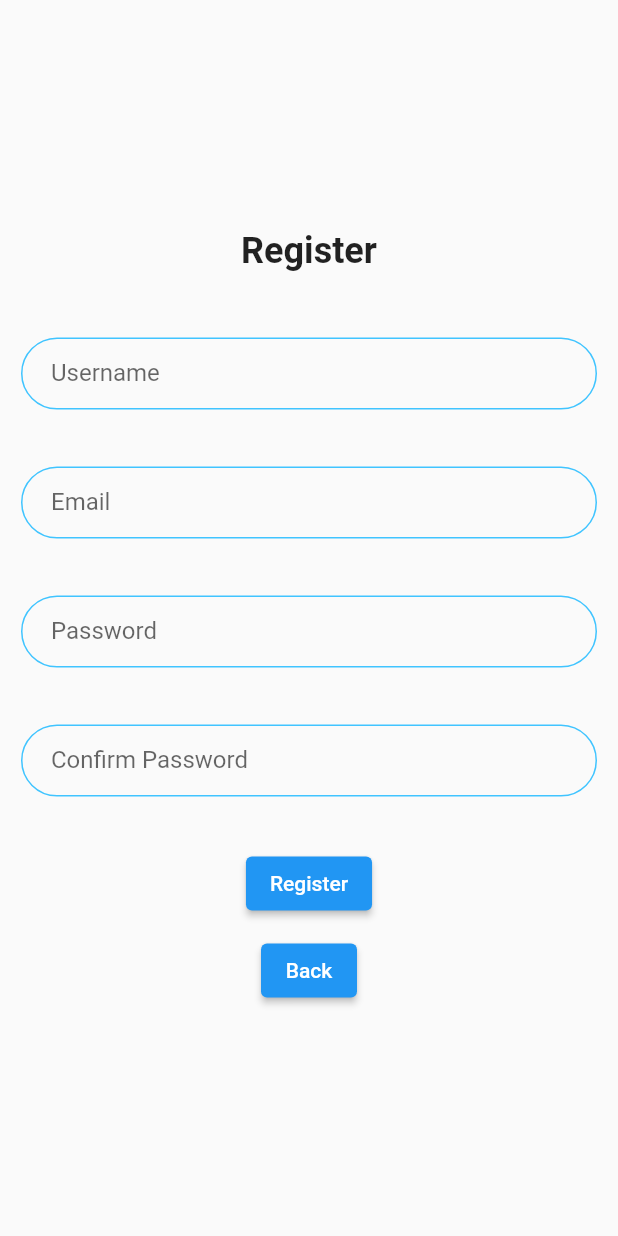
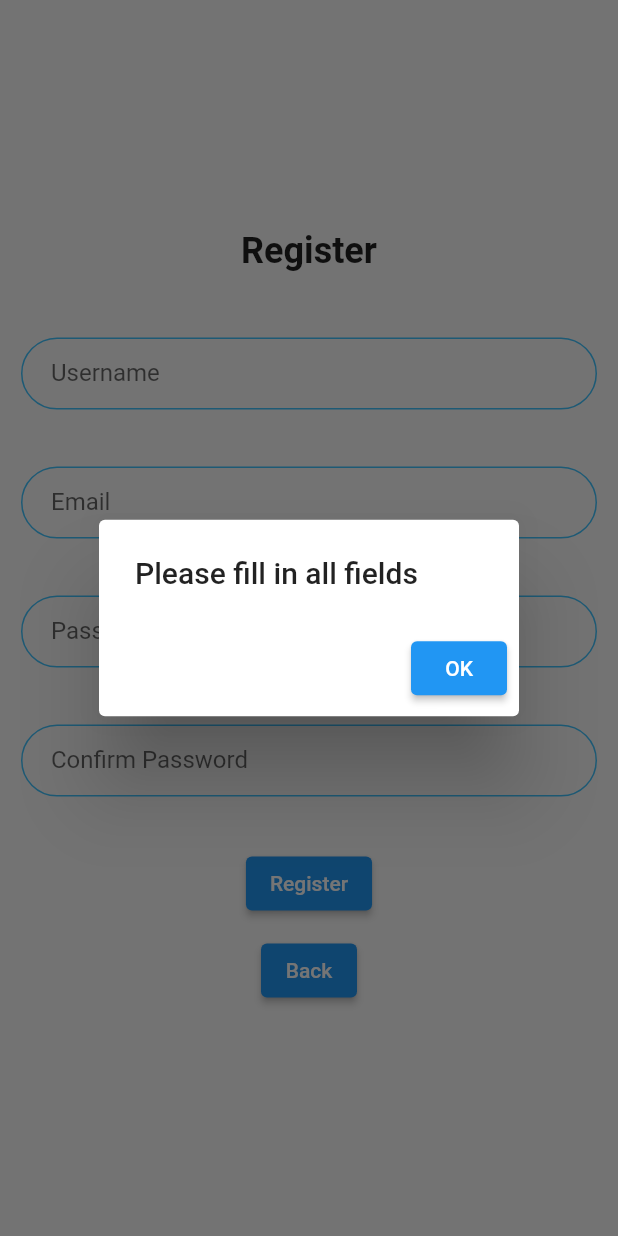
Before and after one commit to zyteo/lovely_money, a Flutter app: the RegisterScreen screen opened by its route, after a tap on "Register", on a phone screen of 412 x 824 dp. Run offline on Flutter 3.47's test engine with Material 2 defaults, Android fonts, the phone set to English and light mode, and no system bars; our stand-ins replace firebase_auth, firebase_core, flutter_dotenv; accounts and stored records are empty.

Commit message:
set up register scrceen, can now successfully register user

```diff
--- a/lib/constants.dart
+++ b/lib/constants.dart
@@ -15,6 +15,27 @@ InputDecoration kInputDecoration(String labelText) {
       borderSide: BorderSide(color: Colors.lightBlueAccent, width: 2.0),
       borderRadius: BorderRadius.all(Radius.circular(32.0)),
     ),
+  );
+}
+
+//for showdialogue. takes in 3 arguments, context and 2 string
+Future<void> showDialogue(
+    BuildContext context, String title, String buttonText) {
+  return showDialog(
+    context: context,
+    builder: (BuildContext context) {
+      return AlertDialog(
+        title: Text(title),
+        actions: <Widget>[
+          ElevatedButton(
+            child: Text(buttonText),
+            onPressed: () {
+              Navigator.of(context).pop();
+            },
+          ),
+        ],
+      );
+    },
   );
 }
 
--- a/lib/screens/login.dart
+++ b/lib/screens/login_screen.dart
@@ -1,7 +1,7 @@
 import 'package:flutter/material.dart';
 import 'package:lovely_money/constants.dart';
 import 'package:lovely_money/models/login.dart';
-import 'package:lovely_money/screens/register.dart';
+import 'package:lovely_money/screens/register_screen.dart';
 
 class LoginScreen extends StatefulWidget {
   static const String id = 'login_screen';
--- a/lib/screens/register.dart
+++ b/lib/screens/register_screen.dart
@@ -1,5 +1,7 @@
 import 'package:flutter/material.dart';
 import 'package:lovely_money/constants.dart';
+import 'package:firebase_auth/firebase_auth.dart';
+import 'package:firebase_core/firebase_core.dart';
 
 class RegisterScreen extends StatefulWidget {
   static const String id = 'register_screen';
@@ -13,6 +15,8 @@ class _RegisterScreenState extends State<RegisterScreen> {
   String? _password;
   String? _email;
   String? _confirmPassword;
+
+  final _auth = FirebaseAuth.instance;
 
   @override
   Widget build(BuildContext context) {
@@ -51,7 +55,7 @@ class _RegisterScreenState extends State<RegisterScreen> {
               padding: kPadding,
               child: TextFormField(
                 obscureText: true,
-                decoration: kInputDecoration('Password'),
+                decoration: kInputDecoration('Password (min 6 characters)'),
                 onChanged: (value) {
                   _password = value;
                 },
@@ -72,24 +76,41 @@ class _RegisterScreenState extends State<RegisterScreen> {
             kSizedBoxMedium,
             ElevatedButton(
                 onPressed: () {
-
-                  // showDialog(
-                  //   context: context,
-                  //   builder: (BuildContext context) {
-                  //     return AlertDialog(
-                  //       title: Text('Password does not match'),
-                  //       content: Text('Please try again'),
-                  //       actions: <Widget>[
-                  //         ElevatedButton(
-                  //           child: Text('Ok'),
-                  //           onPressed: () {
-                  //             Navigator.pop(context);
-                  //           },
-                  //         ),
-                  //       ],
-                  //     );
-                  //   },
-                  // );
+                  //check if any of the 4 variables is null
+                  if (_username == null ||
+                      _email == null ||
+                      _password == null ||
+                      _confirmPassword == null) {
+                    //if so, show a dialogue box with a message of "please fill in all fields"
+                    showDialogue(context, 'Please fill in all fields', 'OK');
+                  } else {
+                    //if not, check if the password and confirm password are the same
+                    if (_confirmPassword == _password) {
+                      //if so, create a new user with the email and password
+                      _auth
+                          .createUserWithEmailAndPassword(
+                              email: _email.toString(), password: _password.toString())
+                          .then((value) {
+                        //if successful, show a dialogue box with a message of "user created"
+                        showDialogue(context, 'User created successfully', 'OK');
+                      }).catchError((error) {
+                        //account for diferent error cases
+                        if (error.code.toString() == 'invalid-email') {
+                          showDialogue(context, 'Please use a valid email', 'OK');
+                        }
+                        else if (error.code.toString() == 'email-already-in-use') {
+                          showDialogue(context, 'Email already in use', 'OK');
+                        } else if (error.code.toString() == 'weak-password') {
+                          showDialogue(context, 'Password is too weak. Minimum of 6 characters.', 'OK');
+                        } else {
+                          showDialogue(context, 'Sorry, there was an error creating user', 'OK');
+                        }
+                        print(error.code.toString());
+                      });
+                    } else {
+                      showDialogue(context, 'Passwords does not match', 'OK');
+                    }
+                  }
                 },
                 child: Text('Register')),
             kSizedBoxSmall,
--- a/pubspec.yaml
+++ b/pubspec.yaml
@@ -36,6 +36,9 @@ dependencies:
   cupertino_icons: ^1.0.2
   flutter_dotenv: ^5.0.2
   provider: ^6.0.2
+  cloud_functions: ^3.2.15
+  firebase_core: ^1.17.0
+  firebase_auth: ^3.3.18
 
 
 dev_dependencies:
@@ -63,7 +66,7 @@ flutter:
   # To add assets to your application, add an assets section, like this:
   assets:
     # - images
-    - lib/config.env
+    - assets/config.env
   #   - images/a_dot_ham.jpeg
 
   # An image asset can refer to one or more resolution-specific "variants", see
```
Also changed, not shown: lib/main.dart (+19 -5 lines), pubspec.lock, 6 other files.
